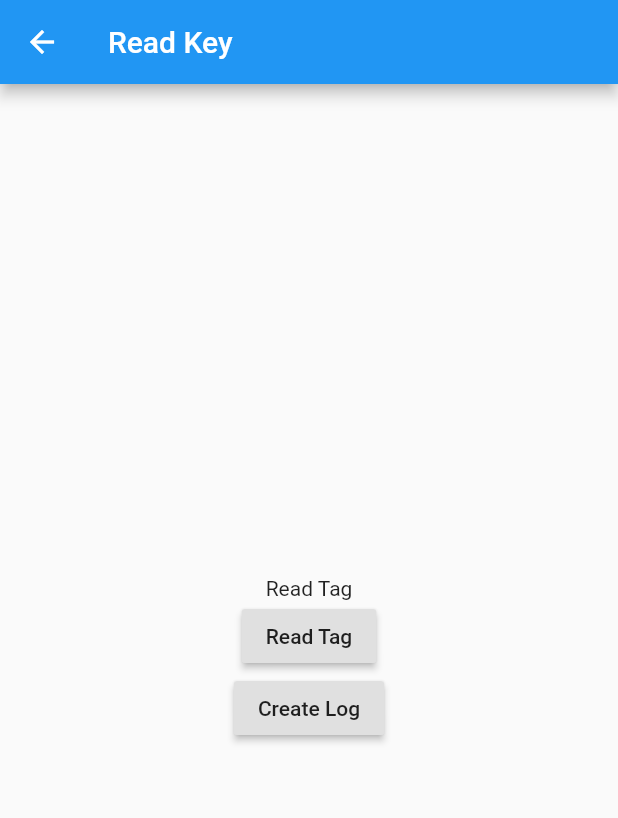
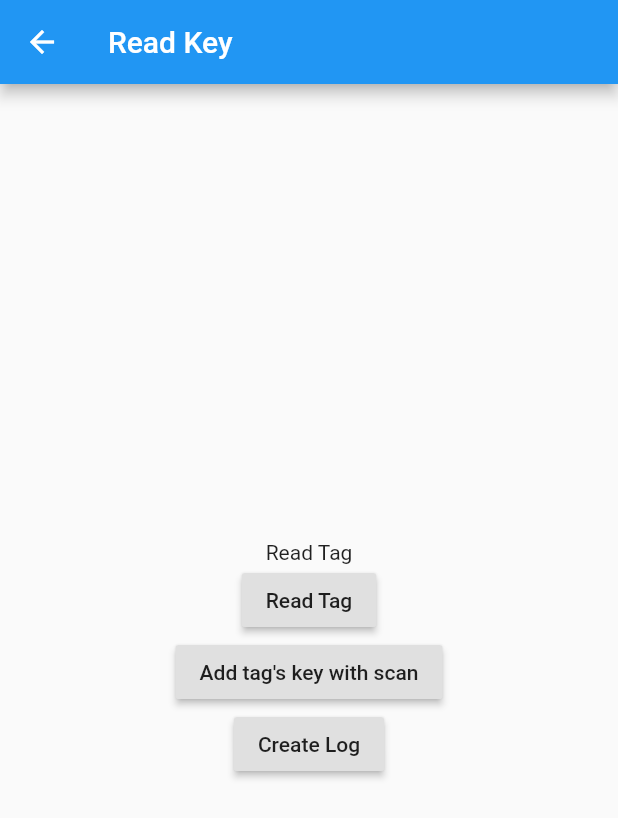
Before and after one commit to STB1019/Flutter-NFC, a Flutter app: the ReadTag screen opened by its route, on a phone screen of 412 x 824 dp. Shown: the top 818 px of the screen. Run offline on Flutter 3.47's test engine with Material 2 defaults, Android fonts, the phone set to English and light mode, and no system bars; missing offline and left inert: nfc_in_flutter.

Commit message:
aggiunte modifiche grafica

```diff
--- a/lib/NfcKeyManager.dart
+++ b/lib/NfcKeyManager.dart
@@ -108,11 +108,20 @@ class NfcManager {
     }
   }
 
-  //ancora da implementare
-  void delete(NDEFMessage message){
-    message.tag.delete(message);
+  Future<void> write() async {
+    NDEFMessage newMessage = NDEFMessage.withRecords(
+        new List<NDEFRecord>()
+    );
+
+    Stream<NDEFTag> stream = NFC.writeNDEF(newMessage);
+
+    stream.listen((NDEFTag tag) {
+      print("wrote to tag");
+    });
   }
 
 
 
+
+
 }
--- a/lib/Pages/ReadTagPage.dart
+++ b/lib/Pages/ReadTagPage.dart
@@ -4,12 +4,6 @@ import 'package:nfc_app/NfcKeyManager.dart' as NFCM;
 class ScreenArguments{
   final int check;
   ScreenArguments(this.check);
-}
-
-Map<String, WidgetBuilder> mainRouting(){
-  return {
-    ConfirmPage.routeName: (context) => ConfirmPage(),
-  };
 }
 
 class ReadTag extends StatefulWidget {
@@ -27,17 +21,15 @@ class _ReadTagState extends State<ReadTag> {
     super.initState();
     manager=NFCM.NfcManager();
     controller = new TextEditingController();
-    routes: mainRouting();
+  }
 
-  }
-/*
   void read() async {
     int i = await manager.canRead();
     Navigator.pushNamed(context,
         ConfirmPage.routeName,
       arguments: ScreenArguments(i)
     );
-  }*/
+  }
 
   @override
   Widget build(BuildContext context) {
@@ -56,9 +48,17 @@ class _ReadTagState extends State<ReadTag> {
                 children: <Widget>[RaisedButton(
                   child: Text('Read Tag'),
                   onPressed: ()  {
-                        //read();
-                    manager.canRead();
+                        read();
+                    //manager.canRead();
                     },
+                )
+                ],
+              ),
+              Row(
+                mainAxisAlignment: MainAxisAlignment.center,
+                children: <Widget>[RaisedButton(
+                  child: Text("Add tag's key with scan"),
+                  onPressed: () {manager.addReadable();},
                 )
                 ],
               ),
@@ -95,6 +95,7 @@ class _ConfirmPageState extends State<ConfirmPage> {
         .settings
         .arguments;
 
+    print(args.check);
     if (args.check == 1) {
       return Scaffold(
         backgroundColor: Colors.green,
@@ -124,10 +125,11 @@ class _ConfirmPageState extends State<ConfirmPage> {
           ),
         ),
       );
-    }else{
-      return Scaffold(
-        backgroundColor: Colors.black87,
-      );
     }
+
+    return Scaffold(
+      backgroundColor: Colors.black87,
+    );
+
   }
 }
--- a/lib/main.dart
+++ b/lib/main.dart
@@ -18,6 +18,8 @@ class MyApp extends StatelessWidget {
       routes: mainRouting(),
     );
   }
+
+
 
   //qui aggiungo le route che posso raggiungere
   Map<String, WidgetBuilder> mainRouting(){
@@ -54,7 +56,7 @@ class _HomePageState extends State<HomePage>{
               Row(
                 mainAxisAlignment: MainAxisAlignment.center,
                 children: <Widget>[RaisedButton(
-                  child: Text('Read Tag'),
+                  child: Text('Add key'),
                   onPressed: () { Navigator.pushNamed(context, '/addkey');},
                 )
                 ],
@@ -62,7 +64,7 @@ class _HomePageState extends State<HomePage>{
               Row(
                 mainAxisAlignment: MainAxisAlignment.center,
                 children: <Widget>[RaisedButton(
-                  child: Text('Create Log'),
+                  child: Text('Read Tag'),
                   onPressed: () {Navigator.pushNamed(context, '/readTag');},
                 )
                 ],
```
